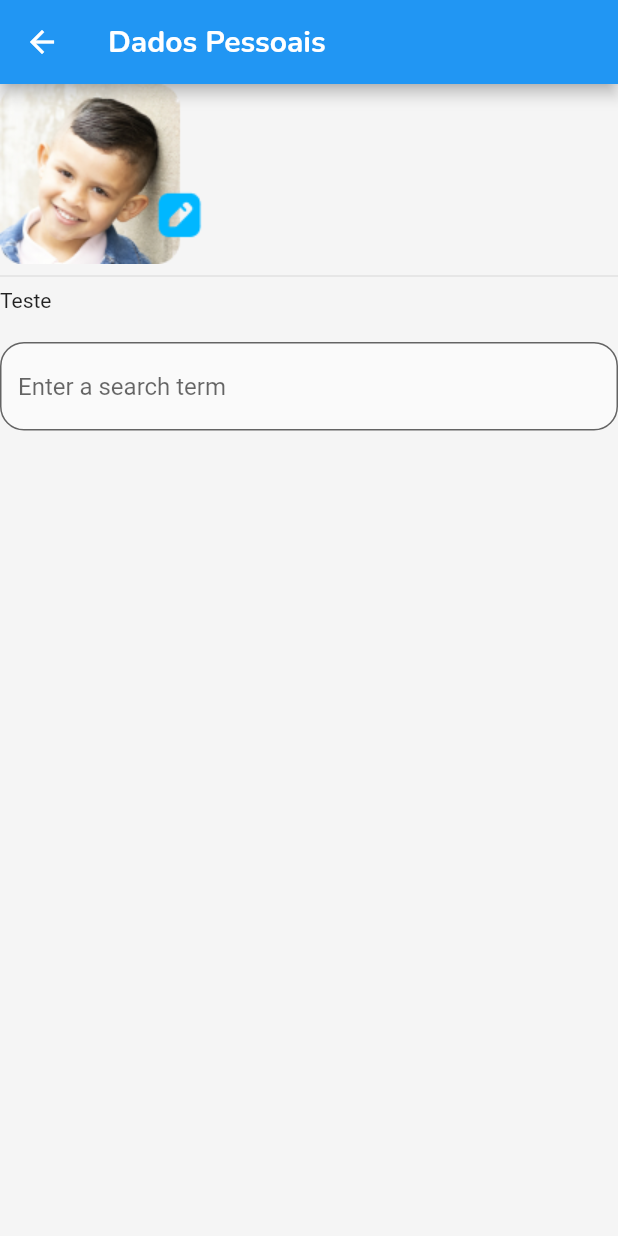
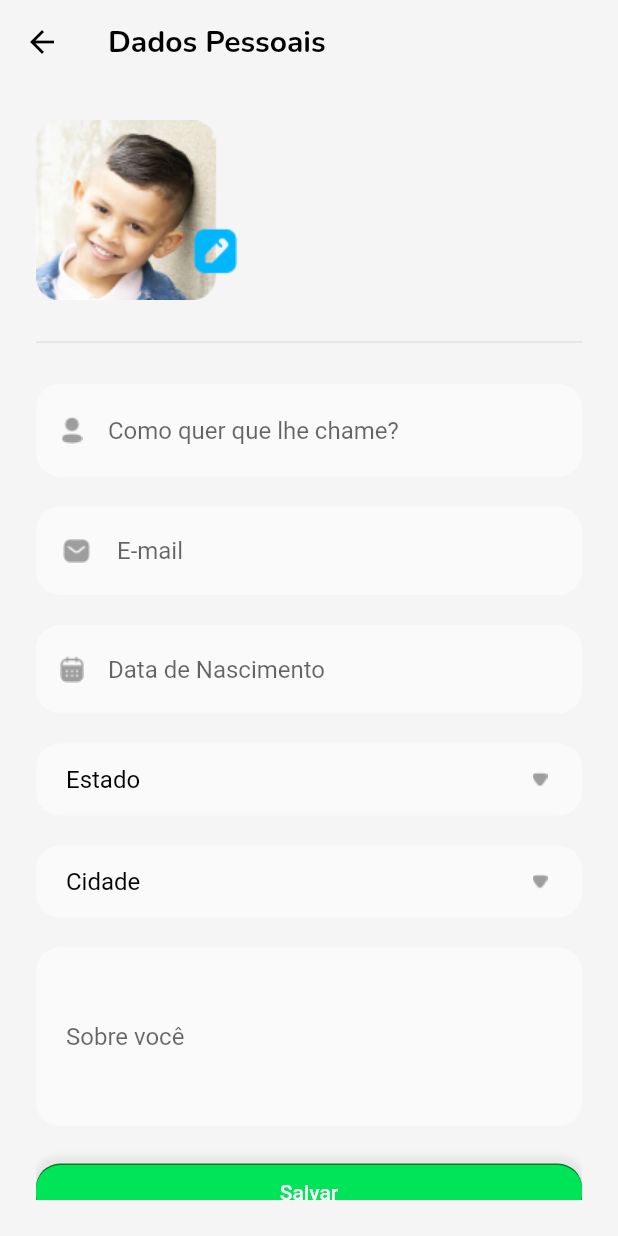
Before and after one commit to natansouza2010/eduqhub-test, a Flutter app: the CreateOrEditUserPage screen opened by its route, on a phone screen of 412 x 824 dp. Run offline on Flutter 3.47's test engine with Material 2 defaults, Android fonts, the phone set to English and light mode, and no system bars; our stand-ins replace flutter_modular, google_fonts.

Commit message:
page save

```diff
--- a/lib/app/modules/user/modules/create_or_edit/presentation/pages/create_or_edit_user_page.dart
+++ b/lib/app/modules/user/modules/create_or_edit/presentation/pages/create_or_edit_user_page.dart
@@ -1,4 +1,6 @@
 import 'package:eduqhub_test/app/modules/user/modules/create_or_edit/presentation/pages/widgets/avatar_widget.dart';
+import 'package:eduqhub_test/app/modules/user/modules/create_or_edit/presentation/pages/widgets/button_save.dart';
+import 'package:eduqhub_test/app/modules/user/modules/create_or_edit/presentation/pages/widgets/dropdown_custom.dart';
 import 'package:eduqhub_test/app/modules/user/modules/create_or_edit/presentation/pages/widgets/text_field_custom.dart';
 import 'package:eduqhub_test/core/constants/app_theme.dart';
 import 'package:flutter/material.dart';
@@ -18,20 +20,65 @@ class _CreateOrEditUserPageState extends State<CreateOrEditUserPage> {
     return Scaffold(
       backgroundColor: white,
       appBar: AppBar(
+        iconTheme: const IconThemeData(color: Colors.black),
+        elevation: 0,
+        backgroundColor: white,
         title: Text("Dados Pessoais",
             style: GoogleFonts.nunito(
+              color: Colors.black,
               fontWeight: FontWeight.w700,
             )),
       ),
-      body: Column(
-        crossAxisAlignment: CrossAxisAlignment.start,
-        children: const [
-          AvatarWidget(),
-          Divider(),
-          Text("Teste"),
-          SizedBox(height: 20),
-          TextFieldCustom()
-        ],
+      body: Padding(
+        padding: const EdgeInsets.all(24.0),
+        child: SingleChildScrollView(
+          child: Column(
+            crossAxisAlignment: CrossAxisAlignment.start,
+            children: [
+              const AvatarWidget(),
+              const SizedBox(height: 20),
+              const Divider(),
+              const SizedBox(height: 20),
+              TextFieldCustom(
+                label: "Como quer que lhe chame?",
+                iconPrefix: Image.asset('assets/images/Profile.png'),
+              ),
+              const SizedBox(height: 20),
+              TextFieldCustom(
+                label: "E-mail",
+                iconPrefix: Image.asset('assets/images/Message.png'),
+              ),
+              const SizedBox(height: 20),
+              TextFieldCustom(
+                label: "Data de Nascimento",
+                iconPrefix: Image.asset('assets/images/Exclude.png'),
+              ),
+              const SizedBox(height: 20),
+              DropdownCustom<String>(
+                  listOfItems: const ["1", "2"],
+                  hint: "Estado",
+                  initialValue: "",
+                  onChanged: (value) => print(value)),
+              const SizedBox(height: 20),
+              DropdownCustom<String>(
+                  listOfItems: const ["1", "2"],
+                  hint: "Cidade",
+                  initialValue: "",
+                  onChanged: (value) => print(value)),
+              const SizedBox(height: 20),
+              const TextFieldCustom(
+                label: "Sobre você ",
+                height: 100,
+              ),
+              const SizedBox(height: 20),
+              Row(
+                children: const [
+                  Expanded(child: ButtonSave()),
+                ],
+              )
+            ],
+          ),
+        ),
       ),
     );
   }
--- /dev/null
+++ b/lib/app/modules/user/modules/create_or_edit/presentation/pages/widgets/button_save.dart
@@ -0,0 +1,41 @@
+import 'package:eduqhub_test/core/constants/app_theme.dart';
+import 'package:flutter/material.dart';
+
+class ButtonSave extends StatelessWidget {
+  const ButtonSave({super.key});
+
+  @override
+  Widget build(BuildContext context) {
+    return Container(
+      decoration: BoxDecoration(
+          borderRadius: BorderRadius.circular(16),
+          boxShadow: const [
+            BoxShadow(
+              color: shadowColor2,
+              spreadRadius: 1,
+              blurRadius: 3,
+              offset: Offset(0, 1),
+            ),
+            BoxShadow(
+              color: shadowColor1,
+              spreadRadius: 0,
+              blurRadius: 0,
+              offset: Offset(0, 5),
+            )
+          ]),
+      child: ElevatedButton(
+        style: ElevatedButton.styleFrom(
+          shape: RoundedRectangleBorder(
+            borderRadius: BorderRadius.circular(16.0),
+          ),
+          backgroundColor: green,
+          // Background color
+        ),
+        onPressed: () {
+          // Respond to button press
+        },
+        child: const Text("Salvar"),
+      ),
+    );
+  }
+}
--- /dev/null
+++ b/lib/app/modules/user/modules/create_or_edit/presentation/pages/widgets/dropdown_custom.dart
@@ -0,0 +1,54 @@
+import 'package:eduqhub_test/core/constants/app_theme.dart';
+import 'package:flutter/material.dart';
+
+class DropdownCustom<T> extends StatelessWidget {
+  final List<T> listOfItems;
+  final String hint;
+  final T? initialValue;
+  final void Function(T?)? onChanged;
+
+  const DropdownCustom({
+    Key? key,
+    required this.listOfItems,
+    required this.hint,
+    this.initialValue,
+    this.onChanged,
+  }) : super(key: key);
+
+  @override
+  Widget build(BuildContext context) {
+    return Container(
+      decoration: BoxDecoration(
+        borderRadius: BorderRadius.circular(16),
+        color: textFormField,
+      ),
+      child: DropdownButtonFormField<T>(
+          value: itens(context).contains(initialValue) ? initialValue : null,
+          hint: Padding(
+            padding: const EdgeInsets.only(left: 20.0),
+            child: Text(
+              hint,
+              style: const TextStyle(color: Colors.black),
+            ),
+          ),
+          borderRadius: BorderRadius.circular(16),
+          decoration: const InputDecoration(
+            fillColor: Colors.red,
+            border: InputBorder.none,
+          ),
+          icon: Padding(
+            padding: const EdgeInsets.only(right: 16.0),
+            child: Image.asset('assets/images/arrow.png'),
+          ),
+          items: itens(context),
+          onChanged: onChanged),
+    );
+  }
+
+  List<DropdownMenuItem<T>> itens(BuildContext context) {
+    final itens = listOfItems.map<DropdownMenuItem<T>>((T value) {
+      return DropdownMenuItem<T>(value: value, child: Text(value.toString()));
+    }).toList();
+    return itens;
+  }
+}
--- a/lib/app/modules/user/modules/create_or_edit/presentation/pages/widgets/text_field_custom.dart
+++ b/lib/app/modules/user/modules/create_or_edit/presentation/pages/widgets/text_field_custom.dart
@@ -2,17 +2,37 @@ import 'package:eduqhub_test/core/constants/app_theme.dart';
 import 'package:flutter/material.dart';
 
 class TextFieldCustom extends StatelessWidget {
-  const TextFieldCustom({super.key});
+  final String label;
+  final Widget? iconPrefix;
+  final double? height;
+  final bool? hasIcon;
+  const TextFieldCustom(
+      {super.key,
+      required this.label,
+      this.iconPrefix,
+      this.height,
+      this.hasIcon});
 
   @override
   Widget build(BuildContext context) {
-    return const TextField(
+    return TextField(
+      maxLines: null,
       decoration: InputDecoration(
+        contentPadding:
+            height != null ? EdgeInsets.only(bottom: height!, left: 20) : null,
+        prefixIcon: hasIcon == null ? iconPrefix : null,
         filled: true,
-        fillColor: grey,
-        border: OutlineInputBorder(
+        fillColor: textFormField,
+        enabledBorder: const OutlineInputBorder(
+            borderSide: BorderSide(color: Colors.transparent),
             borderRadius: BorderRadius.all(Radius.circular(16))),
-        hintText: 'Enter a search term',
+        focusedBorder: const OutlineInputBorder(
+            borderSide: BorderSide(color: Colors.transparent),
+            borderRadius: BorderRadius.all(Radius.circular(16))),
+        border: const OutlineInputBorder(
+            borderSide: BorderSide(color: Colors.transparent),
+            borderRadius: BorderRadius.all(Radius.circular(16))),
+        hintText: label,
       ),
     );
   }
--- a/lib/core/constants/app_theme.dart
+++ b/lib/core/constants/app_theme.dart
@@ -3,6 +3,10 @@ import 'package:flutter/material.dart';
 const grey = Color(0xFFFAFAFA);
 const white = Color(0xFFF5F5F5);
 const redAccent = Color(0xFFfd4556);
+const green = Color(0xFF00E457);
+const shadowColor1 = Color(0xFF007D30);
+const shadowColor2 = Color(0x0F000000);
+const textFormField = Color(0xFFFAFAFA);
 
 class AppTheme {
   // final dailyStoreTheme = ThemeData(
--- a/pubspec.yaml
+++ b/pubspec.yaml
@@ -40,6 +40,7 @@ dependencies:
   build_runner: ^2.3.3
   mobx_codegen: ^2.3.0
   google_fonts: ^4.0.4
+  intl: ^0.18.1
 
 dev_dependencies:
   flutter_test:
```
Also changed, not shown: assets/images/Exclude.png (added), assets/images/Message.png (added), assets/images/Profile.png (added), assets/images/arrow.png (added), pubspec.lock.
